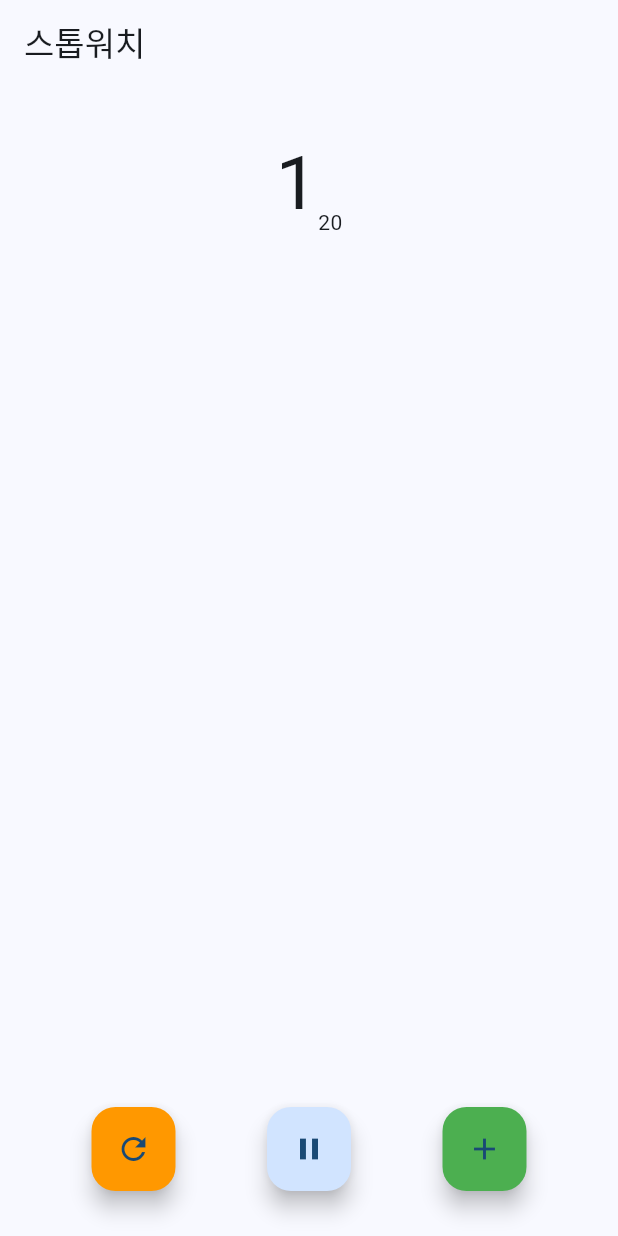
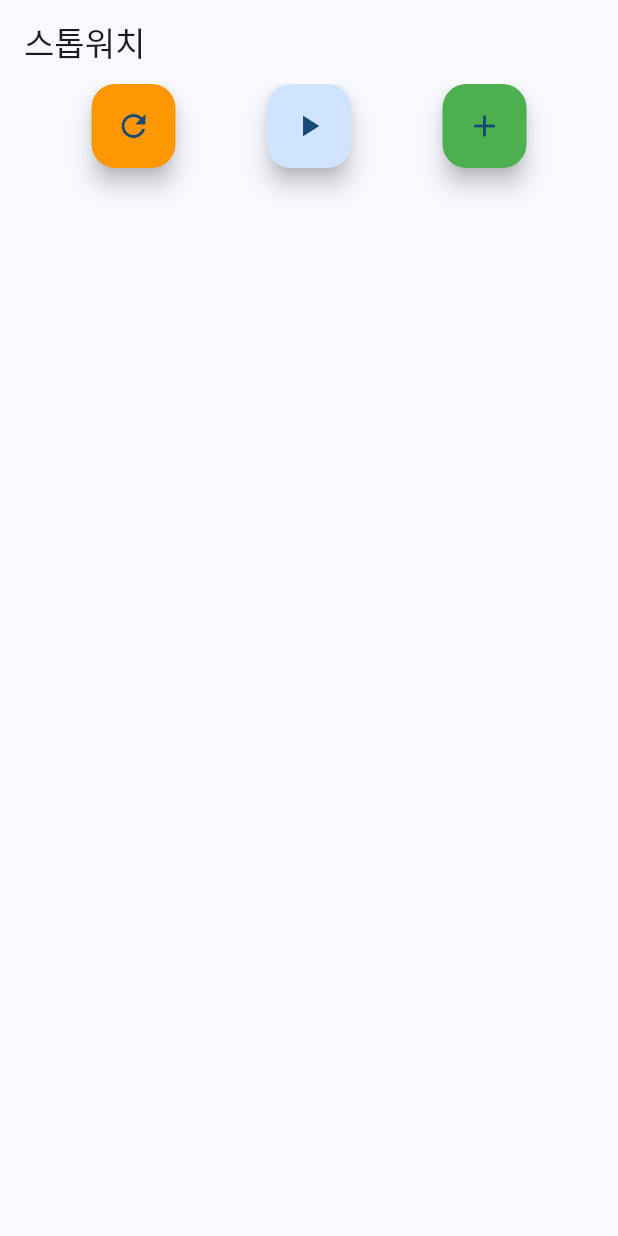
Before and after one commit to Shin-SeungHun/stop_watch, a Flutter app: the screen it shows after launch, after a tap on the "play arrow" icon, on a phone screen of 412 x 824 dp. Run offline on Flutter 3.47's test engine with Material 3 defaults, Android fonts, the phone set to English and light mode, and no system bars.

Commit message:
시작, 일시정지, 초기화 버튼 ui 작성

```diff
--- a/lib/stop_watch_screen.dart
+++ b/lib/stop_watch_screen.dart
@@ -1,5 +1,3 @@
-import 'dart:async';
-
 import 'package:flutter/material.dart';
 
 class StopWatchScreen extends StatefulWidget {
@@ -10,113 +8,33 @@ class StopWatchScreen extends StatefulWidget {
 }
 
 class _StopWatchScreenState extends State<StopWatchScreen> {
-  Timer? _timer;
-
-  int _time = 0;
-  bool _isRunning = false;
-
-  final List<String> _lapTimes = [];
-
-  void _clickBUtton() {
-    _isRunning = !_isRunning;
-
-    if (_isRunning) {
-      _start();
-    } else {
-      _pause();
-    }
-  }
-
-  void _start() {
-    _timer = Timer.periodic(const Duration(milliseconds: 10), (timer) {
-      setState(() {
-        _time++;
-      });
-    });
-  }
-
-  void _pause() {
-    _timer?.cancel();
-  }
-
-  void _reset() {
-    _isRunning = false;
-    _timer?.cancel();
-    _lapTimes.clear();
-    _time = 0;
-  }
-
-  void _recordLapTime(String time) {
-    _lapTimes.insert(0, '${_lapTimes.length + 1}등 $time');
-  }
-
-  @override
-  void dispose() {
-    super.dispose();
-    _timer?.cancel();
-  }
-
   @override
   Widget build(BuildContext context) {
-    int sec = _time ~/ 100;
-    String hundredth = '${_time % 100}'.padLeft(2, '0');
-
     return Scaffold(
       appBar: AppBar(
         title: const Text('스톱워치'),
       ),
       body: Column(
         children: [
-          const SizedBox(height: 30),
-          Row(
-            mainAxisAlignment: MainAxisAlignment.center,
-            crossAxisAlignment: CrossAxisAlignment.end,
-            children: [
-              Text('$sec', style: const TextStyle(fontSize: 50)),
-              Text(hundredth),
-            ],
-          ),
-          SizedBox(
-            width: 100,
-            height: 200,
-            child: ListView(
-              children:
-                  _lapTimes.map((time) => Center(child: Text(time))).toList(),
-            ),
-          ),
-          const Spacer(),
           Row(
             mainAxisAlignment: MainAxisAlignment.spaceEvenly,
             children: [
               FloatingActionButton(
                 backgroundColor: Colors.orange,
-                onPressed: () {
-                  setState(() {
-                    _reset();
-                  });
-                },
+                onPressed: () {},
                 child: const Icon(Icons.refresh),
               ),
               FloatingActionButton(
-                onPressed: () {
-                  setState(() {
-                    _clickBUtton();
-                  });
-                },
-                child: _isRunning
-                    ? const Icon(Icons.pause)
-                    : const Icon(Icons.play_arrow),
+                onPressed: () {},
+                child: const Icon(Icons.play_arrow),
               ),
               FloatingActionButton(
                 backgroundColor: Colors.green,
-                onPressed: () {
-                  _recordLapTime('$sec.$hundredth');
-                },
+                onPressed: () {},
                 child: const Icon(Icons.add),
               )
             ],
-          ),
-          const SizedBox(height: 30),
+          )
         ],
       ),
     );
```
